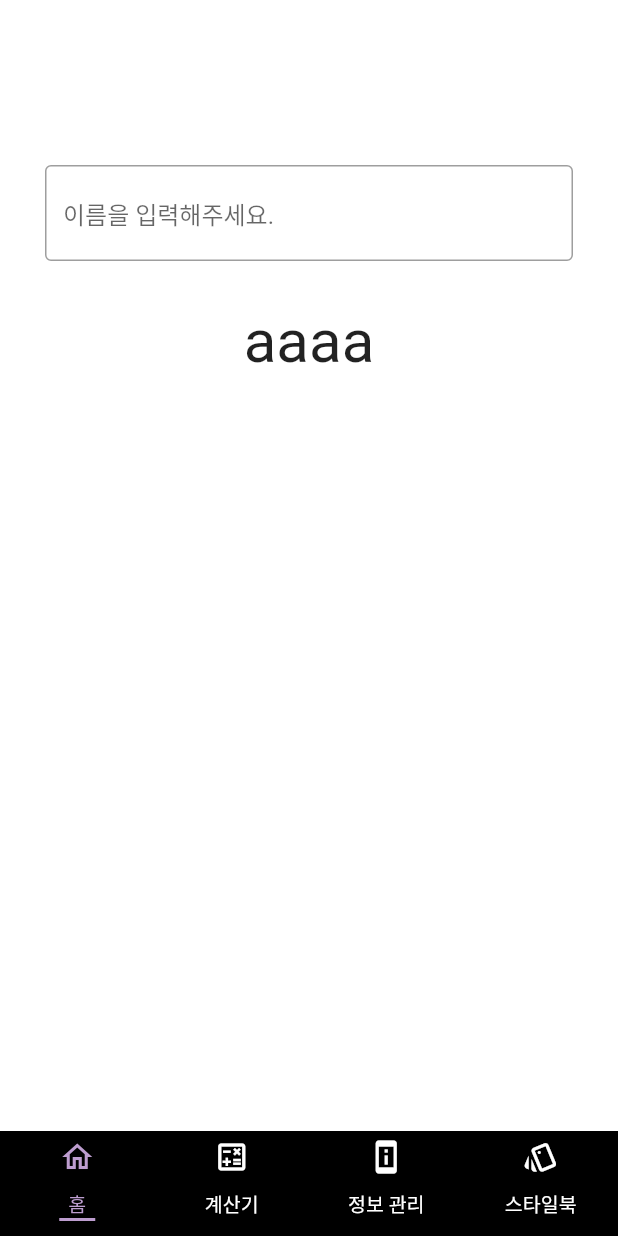
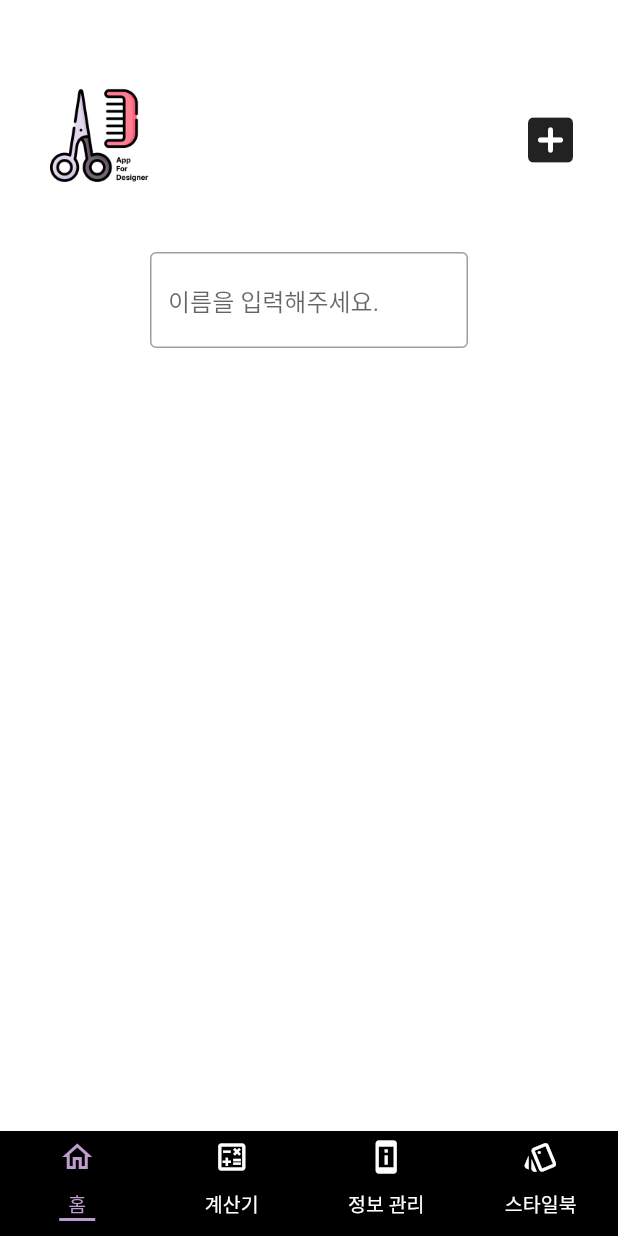
Before and after one commit to kimshinseung/Hair-Designer-app, a Flutter app: the screen it shows after launch, on a phone screen of 412 x 824 dp. Run offline on Flutter 3.47's test engine with Material 2 defaults, Android fonts, the phone set to English and light mode, and no system bars.

Commit message:
fix code

```diff
--- a/lib/Home/home.dart
+++ b/lib/Home/home.dart
@@ -1,4 +1,7 @@
+
 import 'package:flutter/material.dart';
+// ignore_for_file: prefer_const_constructors
+// const 상수 무시
 
 String searchText = '';
 
@@ -10,16 +13,43 @@ class HomePage extends StatefulWidget {
 }
 
 class _HomePageState extends State<HomePage> {
+  List<Widget> images = [];
+
+
+  void addImage() {
+    setState(() {
+      //images.clear();
+      images.add(Image.asset("assets/images/logo.png")); //여기서 사진 추가하면 됨
+      print(images.length);
+    });
+  }
+
   @override
   Widget build(BuildContext context) {
     return SingleChildScrollView(
       child: Column(
         mainAxisAlignment: MainAxisAlignment.start,
-        crossAxisAlignment: CrossAxisAlignment.center,
+        crossAxisAlignment: CrossAxisAlignment.start,
         children: [
-          SizedBox(height: 80,),
-          Padding(
-            padding: EdgeInsets.all(30.0),
+          const SizedBox(height: 40,),
+          Row(
+            mainAxisAlignment: MainAxisAlignment.spaceBetween,
+            children: [
+              Padding(
+                padding: const EdgeInsets.only(left: 30),
+                child: Image.asset('assets/images/logo.png',
+                width: 80,
+                height: 80,
+                fit: BoxFit.contain,),
+              ),
+              Padding(
+                padding: const EdgeInsets.all(25.0),
+                child: IconButton(onPressed: addImage, icon: Icon(Icons.add_box_rounded,size: 40,)),
+              ),
+            ],
+          ),
+          const Padding(
+            padding: EdgeInsets.symmetric(horizontal:100,vertical: 30),
             child: TextField(
               decoration: InputDecoration(
                 hintText: '이름을 입력해주세요.',
@@ -28,11 +58,19 @@ class _HomePageState extends State<HomePage> {
 
             ),
           ),
-          Column(
-            children: [
-              Text("aaaa",style: TextStyle(fontSize: 40),),
-
-            ],
+          Center(
+            child: ListView.separated(
+              shrinkWrap: true,
+              padding: EdgeInsets.all(8),
+              itemCount: images.length,
+              itemBuilder: (BuildContext context, int index) {
+                return Container(
+                  child: ListTile(
+                    title: Text("a"),
+                  ),
+                );
+              }, separatorBuilder: (BuildContext context, int index) => Divider(),
+            ),
           )
         ],
       ),
--- a/lib/HomeScreen.dart
+++ b/lib/HomeScreen.dart
@@ -3,7 +3,8 @@ import 'package:flutter/material.dart';
 import 'package:hairapp/caculator/CalculatorControl.dart';
 import 'package:hairapp/info/information.dart';
 import 'package:hairapp/stylebook/stylebook.dart';
-
+// ignore_for_file: prefer_const_constructors
+// const 상수 무시
 import 'Home/home.dart';
 import 'caculator/caculator.dart';
 
--- a/lib/caculator/CalculatorControl.dart
+++ b/lib/caculator/CalculatorControl.dart
@@ -32,6 +32,11 @@ class CalculatorControl
       case '15%' : firstNumber = firstNumber * 0.85; break;
       case '20%' : firstNumber = firstNumber * 0.8; break;
       case '25%' : firstNumber = firstNumber * 0.75; break;
+      case '30%' : firstNumber = firstNumber * 0.7; break;
+      case '35%' : firstNumber = firstNumber * 0.65; break;
+      case '40%' : firstNumber = firstNumber * 0.6; break;
+      case '45%' : firstNumber = firstNumber * 0.55; break;
+      case '50%' : firstNumber = firstNumber * 0.5; break;
     }
     display = firstNumber.toString();
     if(display.length >= 3 && display.startsWith('.0', display.length-2))
--- a/lib/info/information.dart
+++ b/lib/info/information.dart
@@ -1,5 +1,6 @@
 import 'package:flutter/cupertino.dart';
-
+// ignore_for_file: prefer_const_constructors
+// const 상수 무시
 class information extends StatelessWidget {
   @override
   Widget build(BuildContext context) {
--- a/lib/main.dart
+++ b/lib/main.dart
@@ -5,6 +5,8 @@ import 'package:provider/provider.dart';
 import 'HomeScreen.dart';
 import 'caculator/Model.dart';
 import 'caculator/caculator.dart';
+// ignore_for_file: prefer_const_constructors
+// const 상수 무시
 
 void main() {
   runApp(const MyApp());
--- a/lib/stylebook/stylebook.dart
+++ b/lib/stylebook/stylebook.dart
@@ -1,5 +1,6 @@
 import 'package:flutter/material.dart';
-
+// ignore_for_file: prefer_const_constructors
+// const 상수 무시
 class stylebook extends StatelessWidget {
   @override
   Widget build(BuildContext context) {
--- a/pubspec.yaml
+++ b/pubspec.yaml
@@ -62,9 +62,8 @@ flutter:
   uses-material-design: true
 
   # To add assets to your application, add an assets section, like this:
-  # assets:
-  #   - images/a_dot_burr.jpeg
-  #   - images/a_dot_ham.jpeg
+  assets:
+    - assets/images/logo.png
 
   # An image asset can refer to one or more resolution-specific "variants", see
   # https://flutter.dev/assets-and-images/#resolution-aware
```
Also changed, not shown: lib/caculator/caculator.dart (+7 -1 lines), assets/images/logo.png (added).
